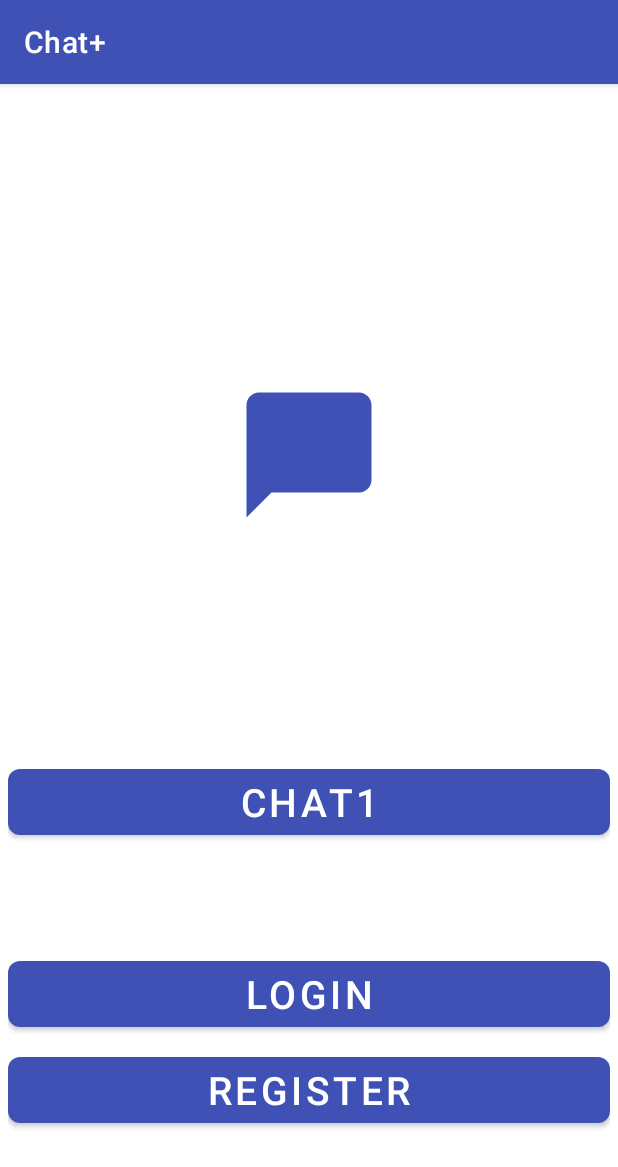
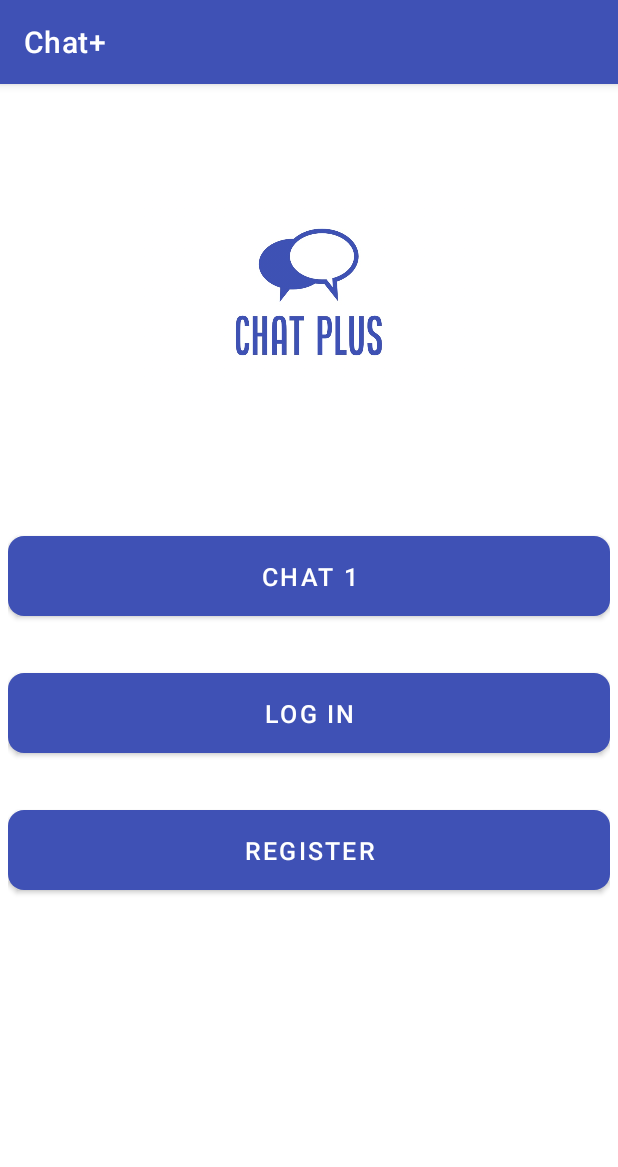
Before and after one commit to Smit271/Chat_plus, an Android app: the screen it shows after launch (MainActivity), on a phone screen of 412 x 824 dp. Shown: the top 1167 px of the screen. Run offline under Robolectric (Android 15) with nearby library versions, the phone set to English and light mode, and no system bars; our stand-ins replace Firebase (no records; nobody signed in at launch, a user with empty details on screens opened directly), sdp/ssp sizes.

Commit message:
Logo added

```diff
--- a/app/src/main/res/layout/activity_main.xml
+++ b/app/src/main/res/layout/activity_main.xml
@@ -9,21 +9,20 @@
 
 
     <ImageView
-        android:layout_width="100dp"
-        android:layout_height="100dp"
-        android:layout_above="@id/loginBtn"
+        android:layout_width="match_parent"
+        android:layout_height="150dp"
+        android:id="@+id/chat_plus_logo"
         android:layout_alignParentTop="true"
-        android:layout_marginTop="-10dp"
+        android:layout_marginTop="60dp"
         android:layout_marginBottom="54dp"
         android:layout_centerHorizontal="true"
-        android:src="@drawable/main_logo" />
+        android:src="@drawable/chat_plus_logo" />
 
 
-
-    <com.google.android.material.button.MaterialButton
+    <!--<com.google.android.material.button.MaterialButton
         android:id="@+id/chatbtn1"
         android:layout_width="match_parent"
-        android:layout_height="56dp"
+        android:layout_height="20dp"
         android:text="Chat1"
         android:layout_alignParentBottom="true"
         android:layout_marginTop="25dp"
@@ -31,8 +30,19 @@
         android:textAlignment="center"
         android:textColor="@color/white"
         android:textSize="26sp"
-        app:cornerRadius="8dp">
-    </com.google.android.material.button.MaterialButton>
+        app:cornerRadius="8dp"
+        android:layout_below="@+id/chat_plus_logo">
+    </com.google.android.material.button.MaterialButton>-->
+
+    <com.google.android.material.button.MaterialButton
+        android:id="@+id/chatbtn1"
+        android:layout_width="match_parent"
+        android:layout_height="@dimen/_50sdp"
+        android:layout_marginTop="@dimen/_20sdp"
+        android:text="Chat 1"
+        android:textSize="@dimen/_13ssp"
+        app:cornerRadius="@dimen/_8sdp"
+        android:layout_below="@id/chat_plus_logo"/>
 
 <!--    <com.google.android.material.button.MaterialButton-->
 <!--        android:id="@+id/chatbtn"-->
@@ -49,7 +59,7 @@
 
 <!--    </com.google.android.material.button.MaterialButton>-->
 
-    <com.google.android.material.button.MaterialButton
+<!--    <com.google.android.material.button.MaterialButton
         android:id="@+id/loginBtn"
         android:layout_width="match_parent"
         android:layout_height="56dp"
@@ -62,9 +72,20 @@
         android:textSize="26sp"
         app:cornerRadius="8dp">
 
-    </com.google.android.material.button.MaterialButton>
+    </com.google.android.material.button.MaterialButton>-->
 
     <com.google.android.material.button.MaterialButton
+        android:id="@+id/loginBtn"
+        android:layout_width="match_parent"
+        android:layout_height="@dimen/_50sdp"
+        android:layout_marginTop="@dimen/_20sdp"
+        android:text="Log in"
+        android:textSize="@dimen/_13ssp"
+        app:cornerRadius="@dimen/_8sdp"
+        android:layout_below="@id/chatbtn1"/>
+
+
+<!--    <com.google.android.material.button.MaterialButton
         android:id="@+id/registerBtn"
         android:layout_width="match_parent"
         android:layout_height="56dp"
@@ -76,7 +97,18 @@
         android:textColor="@color/white"
         android:textSize="26sp"
         app:cornerRadius="8dp">
+    </com.google.android.material.button.MaterialButton>-->
 
-    </com.google.android.material.button.MaterialButton>
+
+
+    <com.google.android.material.button.MaterialButton
+        android:id="@+id/registerBtn"
+        android:layout_width="match_parent"
+        android:layout_height="@dimen/_50sdp"
+        android:layout_marginTop="@dimen/_20sdp"
+        android:text="Register"
+        android:textSize="@dimen/_13ssp"
+        app:cornerRadius="@dimen/_8sdp"
+        android:layout_below="@id/loginBtn"/>
 
 </RelativeLayout>
```
Also changed, not shown: app/src/main/res/drawable/chat_plus_logo.jpg (added).
